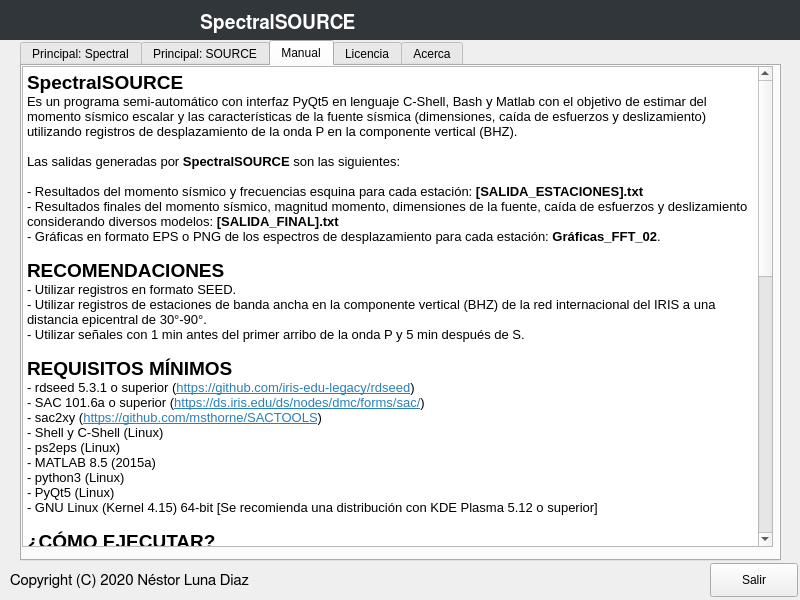
Old version of the form main.ui in the repository nestor-ld93/SpectralSOURCE.
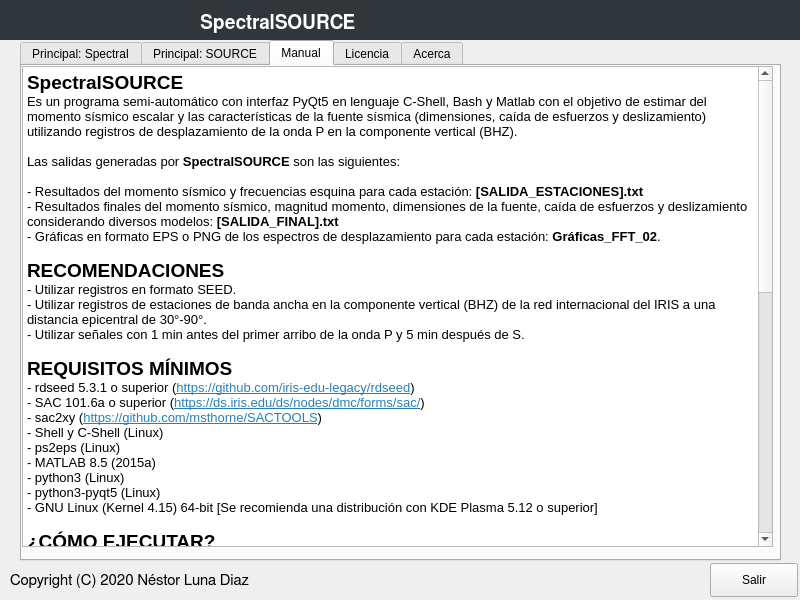
New version of the form. The open tabs and pages were chosen to show the change. Icons and pictures are not drawn.

Commit message:
v1.1.2 (Correcciones menores)
Correcciones a los enlaces externos.

```diff
--- a/main.ui
+++ b/main.ui
@@ -1143,7 +1143,7 @@
 &lt;p style=&quot; margin-top:0px; margin-bottom:0px; margin-left:0px; margin-right:0px; -qt-block-indent:0; text-indent:0px;&quot;&gt;- ps2eps (Linux)&lt;/p&gt;
 &lt;p style=&quot; margin-top:0px; margin-bottom:0px; margin-left:0px; margin-right:0px; -qt-block-indent:0; text-indent:0px;&quot;&gt;- MATLAB 8.5 (2015a)&lt;/p&gt;
 &lt;p style=&quot; margin-top:0px; margin-bottom:0px; margin-left:0px; margin-right:0px; -qt-block-indent:0; text-indent:0px;&quot;&gt;- python3 (Linux)&lt;/p&gt;
-&lt;p style=&quot; margin-top:0px; margin-bottom:0px; margin-left:0px; margin-right:0px; -qt-block-indent:0; text-indent:0px;&quot;&gt;- PyQt5 (Linux)&lt;/p&gt;
+&lt;p style=&quot; margin-top:0px; margin-bottom:0px; margin-left:0px; margin-right:0px; -qt-block-indent:0; text-indent:0px;&quot;&gt;- python3-pyqt5 (Linux)&lt;/p&gt;
 &lt;p style=&quot; margin-top:0px; margin-bottom:0px; margin-left:0px; margin-right:0px; -qt-block-indent:0; text-indent:0px;&quot;&gt;- GNU Linux (Kernel 4.15) 64-bit [Se recomienda una distribución con KDE Plasma 5.12 o superior]&lt;/p&gt;
 &lt;p style=&quot;-qt-paragraph-type:empty; margin-top:0px; margin-bottom:0px; margin-left:0px; margin-right:0px; -qt-block-indent:0; text-indent:0px;&quot;&gt;&lt;br /&gt;&lt;/p&gt;
 &lt;p style=&quot; margin-top:0px; margin-bottom:0px; margin-left:0px; margin-right:0px; -qt-block-indent:0; text-indent:0px;&quot;&gt;&lt;span style=&quot; font-size:14pt; font-weight:600;&quot;&gt;¿CÓMO EJECUTAR?&lt;/span&gt;&lt;/p&gt;
@@ -1167,11 +1167,6 @@
 &lt;p style=&quot; margin-top:0px; margin-bottom:0px; margin-left:0px; margin-right:0px; -qt-block-indent:0; text-indent:0px;&quot;&gt;- El archivo **[HIPO_IRIS].txt** contiene los parámetros de cada estación además de los parámetros hipocentrales del sismo. Estos parámetros son obtenidos del cabecero de los archivos SAC, por lo tanto, puede contener errores (sobre todo la profundidad del evento. Línea 1, columna 7). De ser necesario, modificar **[HIPO_IRIS].txt**.&lt;/p&gt;
 &lt;p style=&quot; margin-top:0px; margin-bottom:0px; margin-left:0px; margin-right:0px; -qt-block-indent:0; text-indent:0px;&quot;&gt;- La pestaña &amp;quot;Principal: SOURCE&amp;quot; contiene los elementos &amp;quot;Limpiar resultados y reiniciar&amp;quot; y &amp;quot;Limpiar todos los archivos y reiniciar&amp;quot;. La primera opción únicamente eliminar los resultados de **SOURCE** y permite empezar nuevamente &amp;quot;1. Listar archivos&amp;quot;; mientras que el segundo, elimina todos los archivos necesarios para empezar **SOURCE** y se deberá empezar nuevamente con **SPECTRAL**.&lt;/p&gt;
 &lt;p style=&quot; margin-top:0px; margin-bottom:0px; margin-left:0px; margin-right:0px; -qt-block-indent:0; text-indent:0px;&quot;&gt;- La pestaña &amp;quot;Principal: SOURCE&amp;quot; contiene el elemento &amp;quot;Tengo los archivos txt de salida&amp;quot;, dicha opción habilitará **SOURCE** desde &amp;quot;3. Resultado.m&amp;quot; siempre y cuando se copien los archivos &amp;quot;[HIPO_IRIS].txt&amp;quot;, &amp;quot;[LISTA_xy].txt&amp;quot;, &amp;quot;[SALIDA_ESTACIONES].txt&amp;quot; y &amp;quot;[SALIDA_FINAL].txt&amp;quot; en la carpeta **SOURCE**.&lt;/p&gt;
-&lt;p style=&quot;-qt-paragraph-type:empty; margin-top:0px; margin-bottom:0px; margin-left:0px; margin-right:0px; -qt-block-indent:0; text-indent:0px;&quot;&gt;&lt;br /&gt;&lt;/p&gt;
-&lt;p style=&quot; margin-top:0px; margin-bottom:0px; margin-left:0px; margin-right:0px; -qt-block-indent:0; text-indent:0px;&quot;&gt;&lt;span style=&quot; font-size:14pt; font-weight:600;&quot;&gt;LISTA DE CAMBIOS&lt;/span&gt;&lt;/p&gt;
-&lt;p style=&quot; margin-top:0px; margin-bottom:0px; margin-left:0px; margin-right:0px; -qt-block-indent:0; text-indent:0px;&quot;&gt;- (v1.0.0) [12/04/2020] Lanzamiento inicial.&lt;/p&gt;
-&lt;p style=&quot; margin-top:0px; margin-bottom:0px; margin-left:0px; margin-right:0px; -qt-block-indent:0; text-indent:0px;&quot;&gt;- (v1.1.0) [13/04/2020] Cambios a varios archivos para enlazarlos al programa principal: &lt;span style=&quot; font-weight:600;&quot;&gt;SpectralSOURCE.py&lt;/span&gt;.&lt;/p&gt;
-&lt;p style=&quot; margin-top:0px; margin-bottom:0px; margin-left:0px; margin-right:0px; -qt-block-indent:0; text-indent:0px;&quot;&gt;- (v1.1.0) [13/04/2020] Se añadió una interfaz gráfica en PyQt5 (en estado de pruebas).&lt;/p&gt;
 &lt;p style=&quot;-qt-paragraph-type:empty; margin-top:0px; margin-bottom:0px; margin-left:0px; margin-right:0px; -qt-block-indent:0; text-indent:0px;&quot;&gt;&lt;br /&gt;&lt;/p&gt;&lt;/body&gt;&lt;/html&gt;</string>
       </property>
      </widget>
```
Left out of the diff: 12 changed lines with no effect on the pictures. The commit also changes 2 other files.
